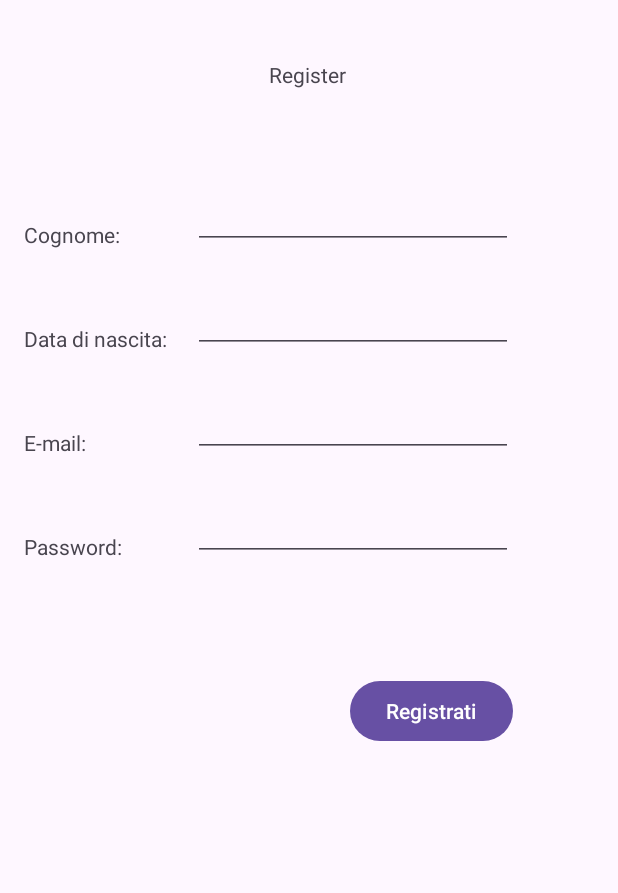
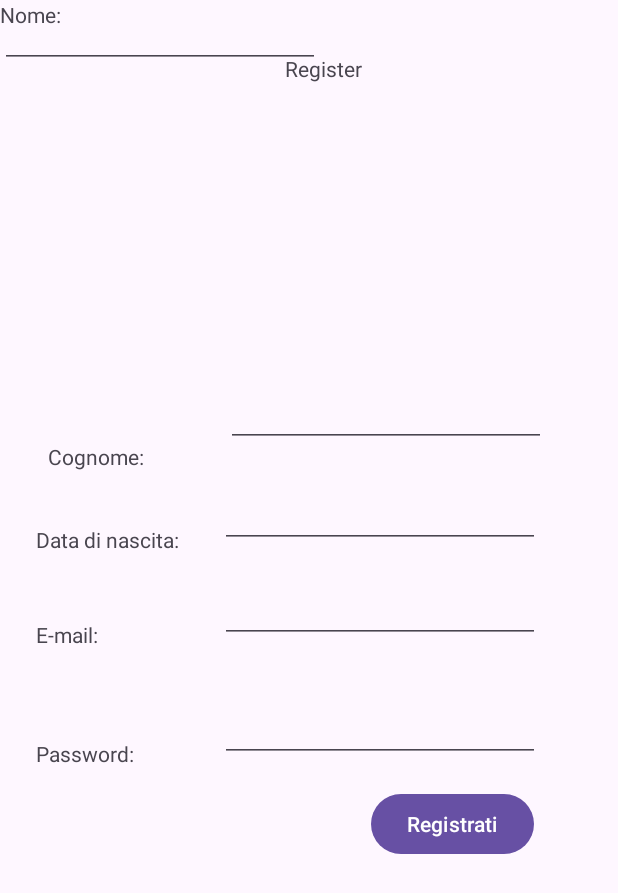
Before and after one commit to st10611/miaPrimaApplicazione, an Android app: the RegisterActivity screen opened directly, with no data from a screen before it, on a phone screen of 412 x 824 dp. Shown: the top 893 px of the screen. Run offline under Robolectric (Android 15) with nearby library versions, the phone set to English and light mode, and no system bars.

```diff
--- a/app/src/main/AndroidManifest.xml
+++ b/app/src/main/AndroidManifest.xml
@@ -16,6 +16,9 @@
             android:name=".RegisterActivity"
             android:exported="false" />
         <activity
+            android:name=".LoginActivity"
+            android:exported="false" />
+        <activity
             android:name=".MainActivity"
             android:exported="true">
             <intent-filter>
--- a/app/src/main/res/layout/activity_register.xml
+++ b/app/src/main/res/layout/activity_register.xml
@@ -7,23 +7,13 @@
     tools:context=".RegisterActivity">
 
     <TextView
-        android:id="@+id/textView10"
-        android:layout_width="wrap_content"
-        android:layout_height="wrap_content"
-        android:layout_marginStart="16dp"
-        android:layout_marginBottom="50dp"
-        android:text="Cognome:"
-        app:layout_constraintBottom_toTopOf="@id/textView3"
-        app:layout_constraintStart_toStartOf="parent" />
-
-    <TextView
         android:id="@+id/textView2"
         android:layout_width="wrap_content"
         android:layout_height="wrap_content"
-        android:layout_marginTop="40dp"
+        android:layout_marginTop="36dp"
         android:text="Register"
         app:layout_constraintEnd_toEndOf="parent"
-        app:layout_constraintHorizontal_bias="0.498"
+        app:layout_constraintHorizontal_bias="0.526"
         app:layout_constraintStart_toStartOf="parent"
         app:layout_constraintTop_toTopOf="parent" />
 
@@ -38,76 +28,6 @@
         app:layout_constraintBottom_toBottomOf="@+id/textView9"
         app:layout_constraintEnd_toEndOf="parent"
         app:layout_constraintTop_toBottomOf="@+id/textView2" />
-
-    <EditText
-        android:id="@+id/txt_Cognome"
-        android:layout_width="wrap_content"
-        android:layout_height="wrap_content"
-        android:layout_marginEnd="70dp"
-        android:ems="10"
-        android:inputType="text"
-        app:layout_constraintBottom_toBottomOf="@+id/textView10"
-        app:layout_constraintEnd_toEndOf="parent" />
-
-    <EditText
-        android:id="@+id/td_DataNascita"
-        android:layout_width="wrap_content"
-        android:layout_height="wrap_content"
-        android:layout_marginEnd="70dp"
-        android:ems="10"
-        android:inputType="date"
-        app:layout_constraintBottom_toBottomOf="@+id/textView3"
-        app:layout_constraintEnd_toEndOf="parent" />
-
-    <EditText
-        android:id="@+id/txte_Email"
-        android:layout_width="wrap_content"
-        android:layout_height="wrap_content"
-        android:layout_marginEnd="70dp"
-        android:ems="10"
-        android:inputType="textEmailAddress"
-        app:layout_constraintBottom_toBottomOf="@+id/textView4"
-        app:layout_constraintEnd_toEndOf="parent" />
-
-    <EditText
-        android:id="@+id/txtp_Password"
-        android:layout_width="wrap_content"
-        android:layout_height="wrap_content"
-        android:layout_marginEnd="70dp"
-        android:ems="10"
-        android:inputType="textPassword"
-        app:layout_constraintBottom_toBottomOf="@+id/textView8"
-        app:layout_constraintEnd_toEndOf="parent" />
-
-    <TextView
-        android:id="@+id/textView3"
-        android:layout_width="wrap_content"
-        android:layout_height="wrap_content"
-        android:layout_marginStart="16dp"
-        android:layout_marginBottom="50dp"
-        android:text="Data di nascita:"
-        app:layout_constraintBottom_toTopOf="@+id/textView4"
-        app:layout_constraintStart_toStartOf="parent" />
-
-    <TextView
-        android:id="@+id/textView4"
-        android:layout_width="wrap_content"
-        android:layout_height="wrap_content"
-        android:layout_marginStart="16dp"
-        android:layout_marginBottom="50dp"
-        android:text="E-mail:"
-        app:layout_constraintBottom_toTopOf="@+id/textView8"
-        app:layout_constraintStart_toStartOf="parent" />
-
-    <TextView
-        android:id="@+id/textView8"
-        android:layout_width="wrap_content"
-        android:layout_height="wrap_content"
-        android:layout_marginStart="16dp"
-        android:layout_marginBottom="450dp"
-        android:text="Password:"
-        app:layout_constraintBottom_toBottomOf="parent"
-        app:layout_constraintStart_toStartOf="parent" />
 
     <TextView
         android:id="@+id/textView9"
@@ -125,10 +45,113 @@
         android:id="@+id/button2"
         android:layout_width="wrap_content"
         android:layout_height="wrap_content"
-        android:layout_marginEnd="70dp"
+        android:layout_marginEnd="56dp"
         android:layout_marginBottom="250dp"
         android:text="Registrati"
         app:layout_constraintBottom_toBottomOf="parent"
         app:layout_constraintEnd_toEndOf="parent"
-        app:layout_constraintTop_toBottomOf="@+id/txtp_Password" />
+        app:layout_constraintTop_toBottomOf="@+id/txtp_Password"
+        app:layout_constraintVertical_bias="0.98" />
+
+    <TextView
+        android:id="@+id/textView11"
+        android:layout_width="wrap_content"
+        android:layout_height="wrap_content"
+        android:text="Nome:"
+        tools:layout_editor_absoluteX="32dp"
+        tools:layout_editor_absoluteY="112dp" />
+
+    <EditText
+        android:id="@+id/txtp_Password"
+        android:layout_width="wrap_content"
+        android:layout_height="wrap_content"
+        android:layout_marginEnd="52dp"
+        android:layout_marginBottom="4dp"
+        android:ems="10"
+        android:inputType="textPassword"
+        app:layout_constraintBottom_toBottomOf="@+id/textView8"
+        app:layout_constraintEnd_toEndOf="parent" />
+
+    <TextView
+        android:id="@+id/textView4"
+        android:layout_width="wrap_content"
+        android:layout_height="wrap_content"
+        android:layout_marginStart="24dp"
+        android:layout_marginBottom="60dp"
+        android:text="E-mail:"
+        app:layout_constraintBottom_toTopOf="@+id/textView8"
+        app:layout_constraintStart_toStartOf="parent" />
+
+    <TextView
+        android:id="@+id/textView8"
+        android:layout_width="wrap_content"
+        android:layout_height="wrap_content"
+        android:layout_marginStart="24dp"
+        android:layout_marginBottom="312dp"
+        android:text="Password:"
+        app:layout_constraintBottom_toBottomOf="parent"
+        app:layout_constraintStart_toStartOf="parent" />
+
+    <TextView
+        android:id="@+id/textView10"
+        android:layout_width="wrap_content"
+        android:layout_height="wrap_content"
+        android:layout_marginStart="32dp"
+        android:layout_marginBottom="36dp"
+        android:text="Cognome:"
+        app:layout_constraintBottom_toTopOf="@id/textView3"
+        app:layout_constraintStart_toStartOf="parent" />
+
+    <EditText
+        android:id="@+id/td_DataNascita"
+        android:layout_width="wrap_content"
+        android:layout_height="wrap_content"
+        android:layout_marginEnd="52dp"
+        android:layout_marginBottom="4dp"
+        android:ems="10"
+        android:inputType="date"
+        app:layout_constraintBottom_toBottomOf="@+id/textView3"
+        app:layout_constraintEnd_toEndOf="parent" />
+
+    <EditText
+        android:id="@+id/txt_Cognome"
+        android:layout_width="wrap_content"
+        android:layout_height="wrap_content"
+        android:layout_marginEnd="48dp"
+        android:layout_marginBottom="16dp"
+        android:ems="10"
+        android:inputType="text"
+        app:layout_constraintBottom_toBottomOf="@+id/textView10"
+        app:layout_constraintEnd_toEndOf="parent" />
+
+    <TextView
+        android:id="@+id/textView3"
+        android:layout_width="wrap_content"
+        android:layout_height="wrap_content"
+        android:layout_marginStart="24dp"
+        android:layout_marginBottom="44dp"
+        android:text="Data di nascita:"
+        app:layout_constraintBottom_toTopOf="@+id/textView4"
+        app:layout_constraintStart_toStartOf="parent" />
+
+    <EditText
+        android:id="@+id/txte_Email"
+        android:layout_width="wrap_content"
+        android:layout_height="wrap_content"
+        android:layout_marginEnd="52dp"
+        android:layout_marginBottom="4dp"
+        android:ems="10"
+        android:inputType="textEmailAddress"
+        app:layout_constraintBottom_toBottomOf="@+id/textView4"
+        app:layout_constraintEnd_toEndOf="parent" />
+
+    <EditText
+        android:id="@+id/txt_Nome"
+        android:layout_width="wrap_content"
+        android:layout_height="wrap_content"
+        android:ems="10"
+        android:inputType="text"
+        tools:layout_editor_absoluteX="146dp"
+        tools:layout_editor_absoluteY="86dp" />
+
 </androidx.constraintlayout.widget.ConstraintLayout>
```
